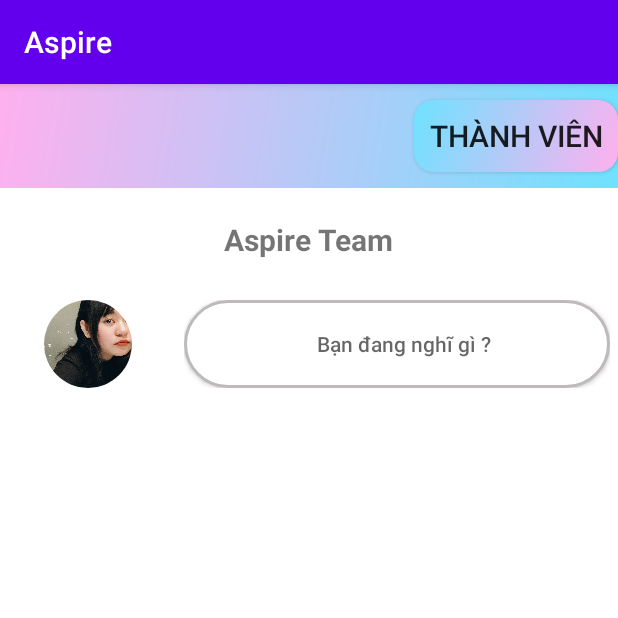
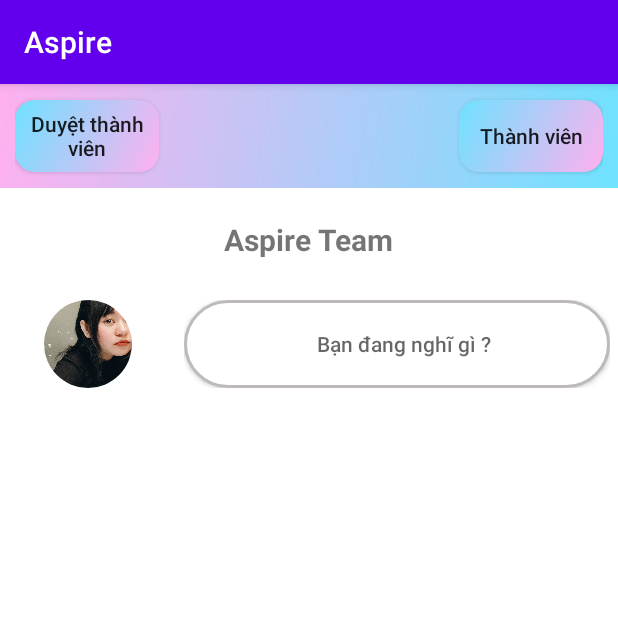
Before and after one commit to minhtdc/Aspire, an Android app: the PostListActivity screen opened directly, with no data from a screen before it, on a phone screen of 412 x 824 dp, the top half of it. Run offline under Robolectric (Android 15) with nearby library versions, the phone set to English and light mode, and no system bars; our stand-ins replace CircleImageView, Firebase (no records; nobody signed in at launch, a user with empty details on screens opened directly); Roboto replaces fonts that are not available here; 1 statement that could not run was skipped.

Commit message:
update thành viên

```diff
--- a/app/src/main/AndroidManifest.xml
+++ b/app/src/main/AndroidManifest.xml
@@ -10,6 +10,7 @@
         android:roundIcon="@mipmap/ic_launcher_round"
         android:supportsRtl="true"
         android:theme="@style/AppTheme">
+        <activity android:name=".PersonPageActivity"/>
         <activity android:name=".AddPostActivity" />
         <activity android:name=".CommentsActivity" />
         <activity android:name=".CreateGroupActivity" />
--- a/app/src/main/java/com/example/aspire/CreateGroupActivity.java
+++ b/app/src/main/java/com/example/aspire/CreateGroupActivity.java
@@ -58,6 +58,9 @@ public class CreateGroupActivity extends AppCompatActivity {
                     //group.setAdminId("admin");
                     try {
                         group.addGroupToDatabase(group);
+                        //đưa admin tahnfh thành viên của nhóm để có thể vào nhóm
+                        DatabaseReference myRef = FirebaseDatabase.getInstance().getReference("groups").child(groupID).child("listMembers").child(user.getUserID());
+                        myRef.setValue("admin");
                         Toast.makeText(CreateGroupActivity.this, "Tạo nhóm thành công!", Toast.LENGTH_SHORT).show();
                     } catch (JSONException e) {
                         e.printStackTrace();
--- a/app/src/main/java/com/example/aspire/PostListActivity.java
+++ b/app/src/main/java/com/example/aspire/PostListActivity.java
@@ -6,6 +6,7 @@ import android.view.View;
 import android.widget.Button;
 import android.widget.ListView;
 import android.widget.TextView;
+import android.widget.Toast;
 
 import androidx.annotation.NonNull;
 import androidx.appcompat.app.AppCompatActivity;
@@ -29,7 +30,7 @@ public class PostListActivity extends AppCompatActivity {
     private MyPostListAdapter adapter;
     private ArrayList<Post> listPostMember;
     Button cmt;
-    Button gotoMember;
+    Button gotoMember, btnRequestMember;
     Button btnSTT;
     Intent intent;
 
@@ -42,6 +43,7 @@ public class PostListActivity extends AppCompatActivity {
         listPost = findViewById(R.id.listPost);
         cmt = findViewById(R.id.btnComment);
         gotoMember = findViewById(R.id.btnGoToMember);
+        btnRequestMember = findViewById(R.id.btnRequestMember);
         btnSTT = findViewById(R.id.btnSTT);
 
 
@@ -54,7 +56,7 @@ public class PostListActivity extends AppCompatActivity {
         intent = AdapterNewfeed.intent;
 
         //Lấy groupID từ màn AdapterNewFeed thông qua intent
-        String groupID = intent.getBundleExtra("group").getString("groupID");
+        final String groupID = intent.getBundleExtra("group").getString("groupID");
 
         //Đưa dữ liệu từ db vào listView chứa các bài post trong nhóm
         FirebaseDatabase database = FirebaseDatabase.getInstance();
@@ -63,11 +65,25 @@ public class PostListActivity extends AppCompatActivity {
             @Override
             public void onDataChange(@NonNull DataSnapshot snapshot) {
                 adapter.clear();
-                for(DataSnapshot data : snapshot.getChildren()){
+                for(final DataSnapshot data : snapshot.getChildren()){
                     //String key = data.getKey();
-                    Post post = data.getValue(Post.class);
-                    //post.setPostID(key);
-                    adapter.add(post);
+                    final Post post = data.getValue(Post.class);
+
+                    final String idUsr = post.getUserID();
+                    DatabaseReference UserName = FirebaseDatabase.getInstance().getReference("users").child(idUsr).child("fullName");
+                    UserName.addValueEventListener(new ValueEventListener() {
+                        @Override
+                        public void onDataChange(@NonNull DataSnapshot snapshot) {
+                            String data = snapshot.getValue(String.class);
+                            post.setUserName(data);
+                            adapter.add(post);
+                        }
+
+                        @Override
+                        public void onCancelled(@NonNull DatabaseError error) {
+
+                        }
+                    });
                 }
 
             }
@@ -95,7 +111,18 @@ public class PostListActivity extends AppCompatActivity {
         });
 
 
+        ///đi đến màn hình thành viên
         gotoMember.setOnClickListener(new View.OnClickListener() {
+            @Override
+            public void onClick(View v) {
+                Intent intent = new Intent(getApplicationContext(), MembersActivity.class);
+                intent.setFlags(Intent.FLAG_ACTIVITY_REORDER_TO_FRONT);
+                startActivity(intent);
+            }
+        });
+
+        //đi đến màn hình duyệt thành viên
+        btnRequestMember.setOnClickListener(new View.OnClickListener() {
             @Override
             public void onClick(View v) {
                 Intent intent = new Intent(getApplicationContext(), MemberOptionActivity.class);
--- a/app/src/main/java/com/example/aspire/adapter/MyPostListAdapter.java
+++ b/app/src/main/java/com/example/aspire/adapter/MyPostListAdapter.java
@@ -61,7 +61,7 @@ public class MyPostListAdapter extends ArrayAdapter<Post> {
 
         Post post = listPost.get(position);
         userAvtCircle.setImageResource(R.drawable.avt);
-        viewHolder.userName.setText(reference.child(userCurrent.getUid()).child("fullName").toString());
+        viewHolder.userName.setText(post.getUserName());
         viewHolder.userPosition.setText("Thành viên");
         viewHolder.userTitlePost.setText(post.getPostTitle());
         viewHolder.userContentPost.setText(post.getPostContent());
--- a/app/src/main/res/layout/post_list_layout.xml
+++ b/app/src/main/res/layout/post_list_layout.xml
@@ -10,17 +10,29 @@
         android:layout_height="0dp"
         android:layout_weight="1"
         android:background="@drawable/bg_gradient_main"
-        android:gravity="right|center">
+        android:orientation="horizontal"
+        android:gravity="center"
+        android:paddingRight="10dp"
+        android:paddingLeft="10dp">
 
         <Button
+            android:id="@+id/btnRequestMember"
+            android:background="@drawable/button_effect"
+            android:layout_width="0dp"
+            android:layout_weight="1"
+            android:layout_height="wrap_content"
+            android:text="Duyệt thành viên"
+            android:textAllCaps="false"
+            android:layout_marginRight="200dp"/>
+        <Button
             android:id="@+id/btnGoToMember"
-            android:layout_width="wrap_content"
+            android:layout_width="0dp"
+            android:layout_weight="1"
             android:layout_height="wrap_content"
             android:background="@drawable/button_effect"
             android:padding="10dp"
             android:text="@string/btnGoToMember"
-            android:textAllCaps="true"
-            android:textSize="20dp"></Button>
+            android:textAllCaps="false"></Button>
     </LinearLayout>
 
     <LinearLayout
```
Also changed, not shown: app/src/main/java/com/example/aspire/data_models/Post.java (+12 -2 lines).
